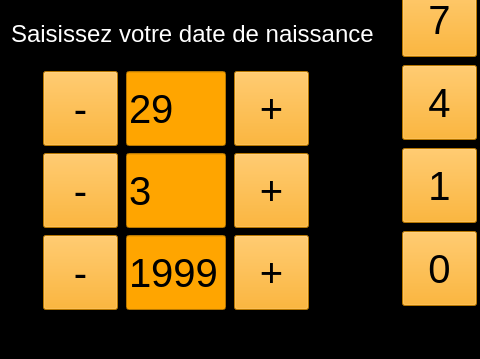
This is CasierConnectees/gestionnairecasier.ui in MoquereauClement/TravailProjet as Qt 5 draws it before an edit; both pictures show x 0 to 480 and y 121 to 480 of the 800 by 480 pixel window. The edited form follows.
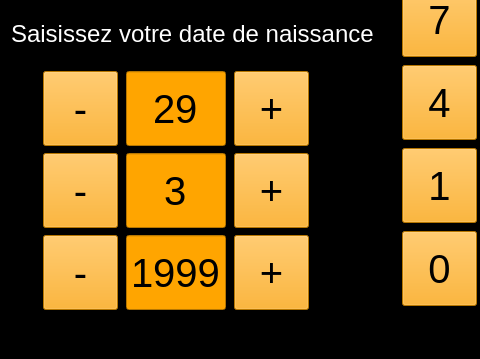
This is the edited form. The open tabs and pages were chosen to show the change. Icons and pictures are not drawn.

Patch:
```diff
--- a/CasierConnectees/gestionnairecasier.ui
+++ b/CasierConnectees/gestionnairecasier.ui
@@ -1501,6 +1501,9 @@
             <property name="text">
              <string>29</string>
             </property>
+            <property name="alignment">
+             <set>Qt::AlignCenter</set>
+            </property>
            </widget>
           </item>
           <item>
@@ -1522,6 +1525,9 @@
             <property name="text">
              <string>3</string>
             </property>
+            <property name="alignment">
+             <set>Qt::AlignCenter</set>
+            </property>
            </widget>
           </item>
           <item>
@@ -1546,6 +1552,9 @@
             <property name="text">
              <string>1999</string>
             </property>
+            <property name="alignment">
+             <set>Qt::AlignCenter</set>
+            </property>
            </widget>
           </item>
          </layout>
```
Left out of the diff: 10 changed lines with no effect on the pictures.
